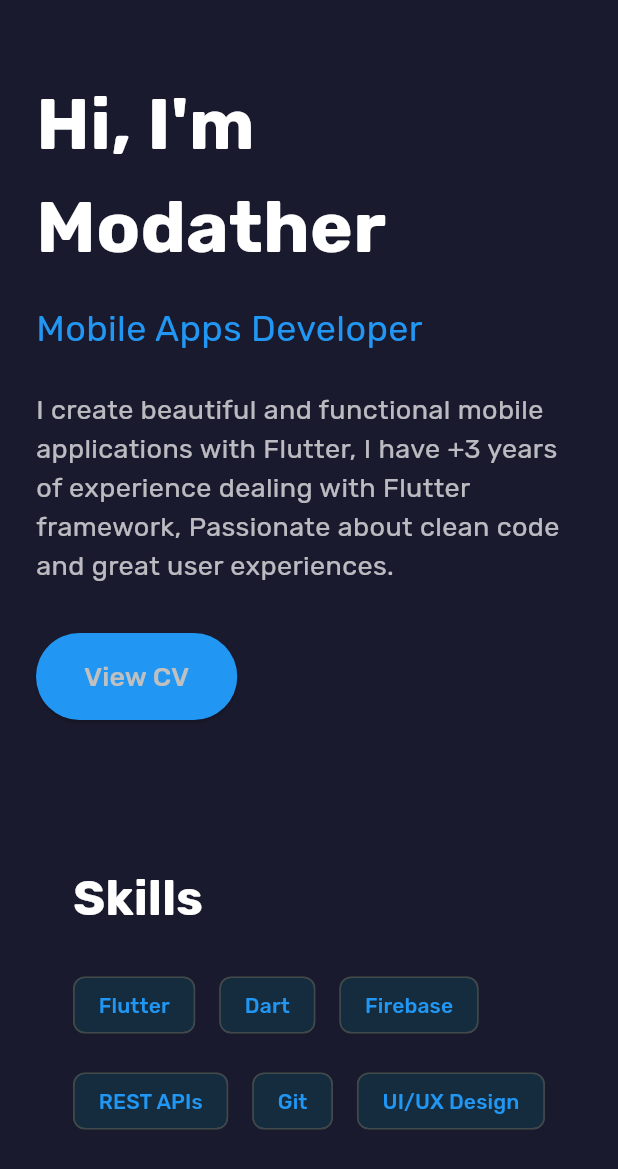
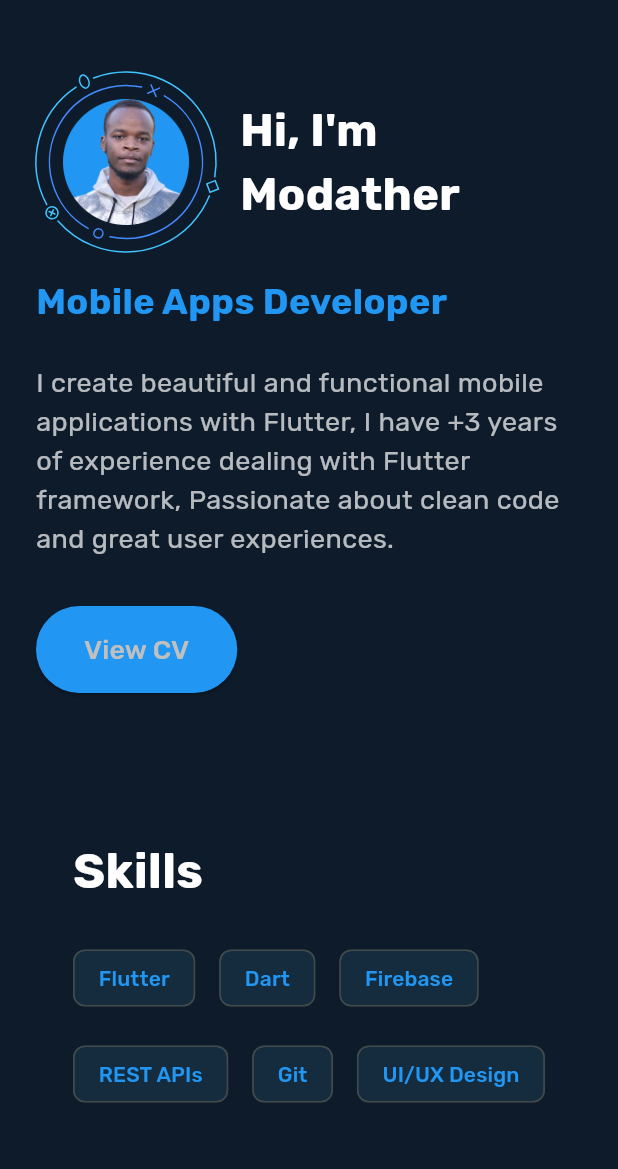
Before and after one commit to mohamedSwylam/Portofolio, a Flutter app: the screen it shows after launch, after a tap on "View CV", on a phone screen of 412 x 824 dp. Shown: the top 1169 px of the screen. Run offline on Flutter 3.47's test engine with Material 3 defaults, Android fonts, the phone set to English and light mode, and no system bars; drawn by our look-alikes of animated_text_kit; our stand-ins replace flex_color_scheme, font_awesome_flutter; missing offline and left inert: fluid_dialog.

Commit message:
feat: Remove unused Data class, add AppData class, and update project references; add animated_text_kit dependency and implement animated job title widget

```diff
--- a/lib/data/data.dart
+++ b/lib/data/data.dart
@@ -1,22 +1,6 @@
 import 'modules/project.dart';
 
-class Data {
-  static String cvURL =
-      'https://www.canva.com/design/DAGmlFllxM0/8VQsBL-U4l3smi8J8qoC0g/view?utm_content=DAGmlFllxM0&utm_campaign=designshare&utm_medium=link2&utm_source=uniquelinks&utlId=h66ec8f1ba7';
-
-  static List<String> projectsLinks = [
-    'https://mostaql.com/portfolio/2463060-%D8%AA%D8%B7%D8%A8%D9%8A%D9%82-%D8%A3%D9%88%D8%B1%D8%A7%D8%AF%D9%8A',
-    'https://mostaql.com/portfolio/2601695-%D8%AA%D8%B7%D8%A8%D9%8A%D9%82-%D9%88%D9%8A%D8%A8-%D9%84%D9%85%D9%86%D8%A7%D8%B3%D9%83-%D8%AD%D8%AC-%D8%A7%D9%84%D9%85%D8%B1%D8%A3%D8%A9',
-    'https://mostaql.com/portfolio/2032397-%D8%AA%D8%B7%D8%A8%D9%8A%D9%82-%D9%84%D8%B4%D8%B1%D8%A7%D8%A1-%D8%A7%D9%84%D8%A8%D8%B7%D8%A7%D9%82%D8%A7%D8%AA-%D9%88-%D8%AA%D8%AD%D9%82%D9%8A%D9%82-%D8%A7%D9%84%D8%A7%D8%B1%D8%A8%D8%A7%D8%AD',
-    'https://mostaql.com/portfolio/2032462-%D8%AA%D8%B7%D8%A8%D9%8A%D9%82-%D9%84%D8%A8%D8%AF%D8%A7%D8%A6%D9%84-%D8%A7%D9%84%D9%85%D9%86%D8%AA%D8%AC%D8%A7%D8%AA',
-    'https://mostaql.com/portfolio/1770281-%D8%AA%D8%B7%D8%A8%D9%8A%D9%82-%D8%AF%D8%B1%D8%AF%D8%B4%D8%A9-%D9%85%D8%B9-%D8%A7%D9%84%D8%B0%D9%83%D8%A7%D8%A1-%D8%A7%D9%84%D8%A5%D8%B5%D8%B7%D9%86%D8%A7%D8%B9%D9%8A',
-    'https://mostaql.com/portfolio/1850668-%D8%AA%D8%B7%D8%A8%D9%8A%D9%82-%D9%85%D8%B3%D9%84%D8%B3%D9%84%D8%A7%D8%AA-%D8%B5%D9%88%D8%AA%D9%8A%D8%A9-origo',
-    'https://mostaql.com/portfolio/1137702-%D8%AA%D8%B7%D8%A8%D9%8A%D9%82-%D9%88%D9%82%D8%AA-%D8%A7%D9%84%D8%AA%D8%A3%D9%85%D9%84',
-    'https://mostaql.com/portfolio/1137706-%D8%AA%D8%B7%D8%A8%D9%8A%D9%82-%D8%AE%D9%84%D9%81%D9%8A%D8%A7%D8%AA',
-    'https://mostaql.com/portfolio/1137689-%D8%AA%D8%B7%D8%A8%D9%8A%D9%82-%D9%85%D8%B1%D8%A7%D8%B3%D9%84%D8%A9',
-    'https://mostaql.com/portfolio/1137695-%D8%AA%D8%B7%D8%A8%D9%8A%D9%82-%D8%B3%D9%8A%D8%A7%D8%AD%D9%8A-%D9%8A%D8%B9%D8%B1%D8%B6-%D9%85%D9%88%D8%A7%D9%82%D8%B9-%D8%A7%D9%84%D9%85%D9%86%D8%A7%D8%B8%D8%B1-%D8%A7%D9%84%D8%B7%D8%A8%D9%8A%D8%B9%D9%8A%D8%A9',
-  ];
-
+class AppData {
   static List<Project> projects = [
     Project(
       name: ' Origo',
--- a/lib/main.dart
+++ b/lib/main.dart
@@ -1,6 +1,6 @@
-import 'package:flex_color_scheme/flex_color_scheme.dart';
 import 'package:flutter/material.dart';
 
+import 'resource/app_theme.dart';
 import 'screens/portfolio_home_page.dart';
 
 void main() {
@@ -15,11 +15,7 @@ class MyApp extends StatelessWidget {
     return MaterialApp(
       title: 'Modather Portfolio',
       debugShowCheckedModeBanner: false,
-      theme: FlexThemeData.dark(
-        fontFamily: 'Rubik',
-        scheme: FlexScheme.blue,
-        scaffoldBackground: const Color(0xFF1A1A2E),
-      ),
+      theme: darkTheme,
       home: const PortfolioHomePage(),
     );
   }
--- /dev/null
+++ b/lib/resource/app_theme.dart
@@ -0,0 +1,21 @@
+import 'package:flex_color_scheme/flex_color_scheme.dart';
+import 'package:flutter/material.dart';
+
+import 'constants.dart';
+
+ThemeData lightTheme = ThemeData(
+  fontFamily: 'Rubik',
+  useMaterial3: true,
+  primarySwatch: Constants.primaryColor,
+  colorScheme: ColorScheme.fromSeed(seedColor: Colors.deepPurple),
+  appBarTheme: AppBarTheme(
+    backgroundColor: Colors.grey.shade100,
+  ),
+  scaffoldBackgroundColor: Colors.grey.shade100,
+);
+
+ThemeData darkTheme = FlexThemeData.dark(
+  fontFamily: Constants.fontFamily,
+  scheme: FlexScheme.blue,
+  scaffoldBackground: Constants.primaryDarkColor,
+);
--- /dev/null
+++ b/lib/resource/constants.dart
@@ -0,0 +1,14 @@
+import 'package:flutter/material.dart';
+
+class Constants {
+  static String cvURL =
+      'https://www.canva.com/design/DAGmlFllxM0/8VQsBL-U4l3smi8J8qoC0g/view?utm_content=DAGmlFllxM0&utm_campaign=designshare&utm_medium=link2&utm_source=uniquelinks&utlId=h66ec8f1ba7';
+
+  static String avatarImage = 'assets/images/avatar.png';
+
+  static String fontFamily = 'Rubik';
+
+  static const MaterialColor primaryColor = Colors.blue;
+  static const Color darkColor = Color(0xFF1d3557);
+  static const Color primaryDarkColor = Color(0xFF0d1b2a);
+}
--- a/lib/screens/about/about_section.dart
+++ b/lib/screens/about/about_section.dart
@@ -1,11 +1,13 @@
+import 'package:animated_text_kit/animated_text_kit.dart';
 import 'package:flutter/material.dart';
-import 'package:portfolio/data/data.dart';
 import 'package:url_launcher/url_launcher.dart';
 
+import '../../resource/constants.dart';
+import 'widgets/job_title.dart';
+import 'widgets/widget_circular_animator.dart';
+
 class AboutSection extends StatelessWidget {
-  const AboutSection({
-    super.key,
-  });
+  const AboutSection({super.key});
 
   @override
   Widget build(BuildContext context) {
@@ -14,22 +16,36 @@ class AboutSection extends StatelessWidget {
       child: Column(
         crossAxisAlignment: CrossAxisAlignment.start,
         children: [
-          const Text(
-            'Hi, I\'m Modather',
-            style: TextStyle(
-              fontSize: 48,
-              fontWeight: FontWeight.bold,
-              color: Colors.white,
-            ),
+          Row(
+            children: [
+              WidgetCircularAnimator(
+                size: 120,
+                innerColor: Colors.blueAccent,
+                outerColor: Colors.lightBlueAccent,
+                child: Image.asset(Constants.avatarImage),
+              ),
+              const SizedBox(width: 16),
+              Expanded(
+                child: AnimatedTextKit(
+                  animatedTexts: [
+                    TypewriterAnimatedText(
+                      'Hi, I\'m Modather',
+                      textStyle: TextStyle(
+                        fontSize: 30,
+                        fontWeight: FontWeight.bold,
+                        fontFamily: Constants.fontFamily,
+                      ),
+                      speed: const Duration(milliseconds: 200),
+                    ),
+                  ],
+                  totalRepeatCount: 1,
+                  pause: const Duration(milliseconds: 100),
+                ),
+              ),
+            ],
           ),
           const SizedBox(height: 16),
-          const Text(
-            'Mobile Apps Developer',
-            style: TextStyle(
-              fontSize: 24,
-              color: Colors.blue,
-            ),
-          ),
+          JobTitle(),
           const SizedBox(height: 24),
           const Text(
             'I create beautiful and functional mobile applications with Flutter, I have +3 years of experience dealing with Flutter framework, Passionate about clean code and great user experiences.',
@@ -41,7 +57,7 @@ class AboutSection extends StatelessWidget {
           const SizedBox(height: 32),
           ElevatedButton(
             onPressed: () {
-              launchUrl(Uri.parse(Data.cvURL));
+              launchUrl(Uri.parse(Constants.cvURL));
             },
             style: ElevatedButton.styleFrom(
               padding: const EdgeInsets.symmetric(horizontal: 32, vertical: 16),
--- /dev/null
+++ b/lib/screens/about/widgets/job_title.dart
@@ -0,0 +1,31 @@
+import 'package:animated_text_kit/animated_text_kit.dart';
+import 'package:flutter/material.dart';
+import 'package:portfolio/resource/constants.dart';
+
+class JobTitle extends StatelessWidget {
+  const JobTitle({super.key});
+
+  @override
+  Widget build(BuildContext context) {
+    return AnimatedTextKit(
+      animatedTexts: [
+        ColorizeAnimatedText(
+          'Mobile Apps Developer',
+          textStyle: TextStyle(
+            fontSize: 24,
+            fontFamily: Constants.fontFamily,
+            fontWeight: FontWeight.w700,
+          ),
+          colors: [
+            Colors.blue,
+            Colors.yellow,
+            Colors.red,
+            Colors.purple,
+          ],
+        ),
+      ],
+      isRepeatingAnimation: true,
+      repeatForever: true,
+    );
+  }
+}
--- /dev/null
+++ b/lib/screens/about/widgets/widget_circular_animator.dart
@@ -0,0 +1,249 @@
+library widget_circular_animator;
+
+import 'dart:math';
+
+import 'package:flutter/material.dart';
+
+class WidgetCircularAnimator extends StatefulWidget {
+  const WidgetCircularAnimator({
+    required this.child,
+    this.innerColor = Colors.deepOrange,
+    this.outerColor = Colors.deepOrange,
+    this.innerAnimation = Curves.linear,
+    this.outerAnimation = Curves.linear,
+    this.size = 200,
+    this.innerIconsSize = 3,
+    this.outerIconsSize = 3,
+    this.innerAnimationSeconds = 30,
+    this.outerAnimationSeconds = 30,
+    this.reverse = true,
+    this.singleRing = false,
+  });
+
+  ///[innerColor] inner circle color
+  final Color innerColor;
+
+  ///[outerColor] outer circle color
+
+  final Color outerColor;
+
+  ///[innerAnimation] inner circle animation type
+  final Curve innerAnimation;
+
+  ///[outerAnimation] outer circle animation type
+  final Curve outerAnimation;
+
+  ///[innerIconsSize] inner circle icons size
+  final double innerIconsSize;
+
+  ///[outerIconsSize] outer circle icons size
+  final double outerIconsSize;
+
+  ///[size] widget size
+  /// the child widget will take 70% and the animations will take 30%
+  final double size;
+  final int innerAnimationSeconds;
+  final int outerAnimationSeconds;
+  final Widget child;
+
+  ///[reverse] reverse the animations ?
+  final bool reverse;
+
+  ///[singleRing] use only one ring animations
+  final bool singleRing;
+
+  @override
+  _WidgetAnimatorState createState() => _WidgetAnimatorState();
+}
+
+class _WidgetAnimatorState extends State<WidgetCircularAnimator>
+    with TickerProviderStateMixin {
+  late Animation<double> animation1;
+  late Animation<double> animation2;
+  late AnimationController controller2;
+  late AnimationController controller1;
+
+  @override
+  void initState() {
+    super.initState();
+    initAnimations();
+  }
+
+  @override
+  Widget build(BuildContext context) {
+    return Container(
+      child: Stack(
+        alignment: AlignmentDirectional.center,
+        children: <Widget>[
+          _firstArc(),
+          if (!widget.singleRing) _secondArc(),
+          _child(),
+        ],
+      ),
+    );
+  }
+
+  @override
+  void dispose() {
+    controller2.dispose();
+    controller1.dispose();
+    super.dispose();
+  }
+
+  Center _child() {
+    return Center(
+      child: Container(
+        width: widget.size * 0.7,
+        height: widget.size * 0.7,
+        child: widget.child,
+      ),
+    );
+  }
+
+  Center _secondArc() {
+    return Center(
+      child: RotationTransition(
+        turns: animation2,
+        child: CustomPaint(
+          painter: Arc2Painter(
+              color: widget.outerColor, iconsSize: widget.innerIconsSize),
+          child: Container(
+            width: widget.size,
+            height: widget.size,
+          ),
+        ),
+      ),
+    );
+  }
+
+  Center _firstArc() {
+    return Center(
+      child: RotationTransition(
+        turns: animation1,
+        child: CustomPaint(
+          painter: Arc1Painter(
+              color: widget.innerColor, iconsSize: widget.outerIconsSize),
+          child: Container(
+            width: 0.85 * widget.size,
+            height: 0.85 * widget.size,
+          ),
+        ),
+      ),
+    );
+  }
+
+  void initAnimations() {
+    controller1 = AnimationController(
+        duration: Duration(seconds: widget.innerAnimationSeconds), vsync: this);
+
+    controller2 = AnimationController(
+        duration: Duration(seconds: widget.outerAnimationSeconds), vsync: this);
+
+    animation1 = Tween<double>(begin: 0.0, end: 1.0).animate(CurvedAnimation(
+        parent: controller1,
+        curve: Interval(0.0, 1.0, curve: widget.innerAnimation)));
+
+    final secondAnimation = Tween<double>(begin: -1.0, end: 0.0).animate(
+        CurvedAnimation(
+            parent: controller2,
+            curve: Interval(0.0, 1.0, curve: widget.outerAnimation)));
+
+    // reverse or same direction animation
+    widget.reverse
+        ? animation2 = ReverseAnimation(secondAnimation)
+        : animation2 = secondAnimation;
+
+    controller2.repeat();
+    controller1.repeat();
+  }
+}
+
+class Arc2Painter extends CustomPainter {
+  Arc2Painter({this.color, this.iconsSize = 3});
+
+  final Color? color;
+  final double iconsSize;
+
+  @override
+  void paint(Canvas canvas, Size size) {
+    final Paint p = Paint()
+      ..color = color!
+      ..strokeWidth = 1.0
+      ..strokeCap = StrokeCap.round
+      ..style = PaintingStyle.stroke;
+
+    final Rect rect = Rect.fromLTWH(0.0, 0.0, size.width, size.height);
+
+    // draw the three arcs
+    canvas.drawArc(rect, 0.0, 0.67 * pi, false, p);
+    canvas.drawArc(rect, 0.74 * pi, 0.65 * pi, false, p);
+    canvas.drawArc(rect, 1.46 * pi, 0.47 * pi, false, p);
+
+    //first shape
+    canvas.drawRect(
+        Rect.fromLTWH(size.width * 0.2 - iconsSize,
+            size.width * 0.9 - iconsSize, iconsSize * 2, iconsSize * 2),
+        p);
+
+    //second shape
+    //draw the inner cross
+    final centerX = size.width * 0.385;
+    final centerY = size.width * 0.015;
+    final lineLength = iconsSize / 2;
+    canvas.drawLine(Offset(centerX - lineLength, centerY + lineLength),
+        Offset(centerX + lineLength, centerY - lineLength), p);
+    canvas.drawLine(Offset(centerX + lineLength, centerY + lineLength),
+        Offset(centerX - lineLength, centerY - lineLength), p);
+
+    // the circle
+    canvas.drawCircle(Offset(centerX, centerY), iconsSize + 1, p);
+
+    // third shape
+    canvas.drawOval(
+        Rect.fromLTWH(size.width - iconsSize * 1.5,
+            size.width * 0.445 - iconsSize, iconsSize * 3, iconsSize * 2),
+        p);
+  }
+
+  @override
+  bool shouldRepaint(CustomPainter oldDelegate) {
+    return true;
+  }
+}
+
+class Arc1Painter extends CustomPainter {
+  Arc1Painter({this.color, this.iconsSize = 3});
+
+  final Color? color;
+  final double iconsSize;
+
+  @override
+  void paint(Canvas canvas, Size size) {
+    final Paint p = Paint()
+      ..color = color!
+      ..strokeWidth = 1
+      ..strokeCap = StrokeCap.round
+      ..style = PaintingStyle.stroke;
+
+    final Rect rect = Rect.fromLTWH(0, 0, size.width, size.height);
+
+    // draw the two arcs
+    canvas.drawArc(rect, 0.15, 0.9 * pi, false, p);
+    canvas.drawArc(rect, 1.05 * pi, 0.9 * pi, false, p);
+
+    // draw the cross
+    final centerY = size.width / 2;
+    canvas.drawLine(Offset(-iconsSize, centerY - iconsSize),
+        Offset(iconsSize, centerY + iconsSize), p);
+    canvas.drawLine(Offset(iconsSize, centerY - iconsSize),
+        Offset(-iconsSize, centerY + iconsSize), p);
+
+    // draw the circle
+    canvas.drawCircle(Offset(size.width, centerY), iconsSize, p);
+  }
+
+  @override
+  bool shouldRepaint(CustomPainter oldDelegate) {
+    return true;
+  }
+}
--- a/lib/screens/projects/widgets/projects_builder.dart
+++ b/lib/screens/projects/widgets/projects_builder.dart
@@ -16,9 +16,9 @@ class ProjectsBuilder extends StatelessWidget {
       ),
       shrinkWrap: true,
       physics: const NeverScrollableScrollPhysics(),
-      itemCount: Data.projects.length,
+      itemCount: AppData.projects.length,
       itemBuilder: (context, index) {
-        final project = Data.projects[index];
+        final project = AppData.projects[index];
         return AppWidget(project: project);
       },
     );
--- a/pubspec.yaml
+++ b/pubspec.yaml
@@ -54,6 +54,8 @@ dependencies:
   fluid_dialog: ^2.0.0
   animations: ^2.0.11
   flex_color_scheme: ^8.1.1
+  animated_text_kit: ^4.2.3
+  # rive: ^0.13.20
   # http: ^1.3.0
 
   #*Utilities
```
Also changed, not shown: lib/screens/about/widgets/animated_btn.dart (added, +50 -0 lines), pubspec.lock, 2 other files.
